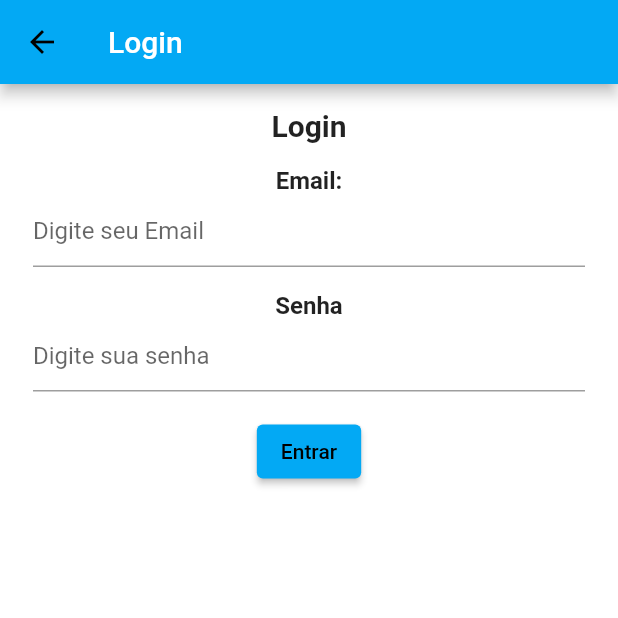
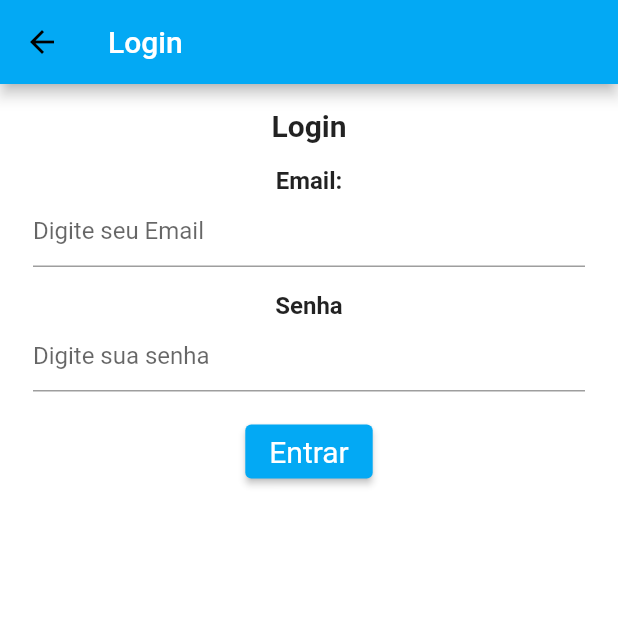
Before and after one commit to GABRIEL-ASSYS/HealthArch-Flutter-2.0, a Flutter app: the screen it shows after launch, after a tap on "Login", on a phone screen of 412 x 824 dp, the top half of it. Run offline on Flutter 3.47's test engine with Material 2 defaults, Android fonts, the phone set to English and light mode, and no system bars; our stand-ins replace cloud_firestore, firebase_auth, firebase_core; accounts and stored records are empty; network calls fail.

Commit message:
Update login_screen.dart

```diff
--- a/lib/screens/Login/login_screen.dart
+++ b/lib/screens/Login/login_screen.dart
@@ -104,6 +104,11 @@ class LoginScreenState extends State<LoginScreen> {
                   const SizedBox(height: 16.0),
                   ElevatedButton(
                     onPressed: fazerLogin,
+                    style: ElevatedButton.styleFrom(
+                      primary: Colors.lightBlue,
+                      onPrimary: Colors.white,
+                      textStyle: const TextStyle(fontSize: 20),
+                    ),
                     child: const Text('Entrar'),
                   ),
                 ],
```
